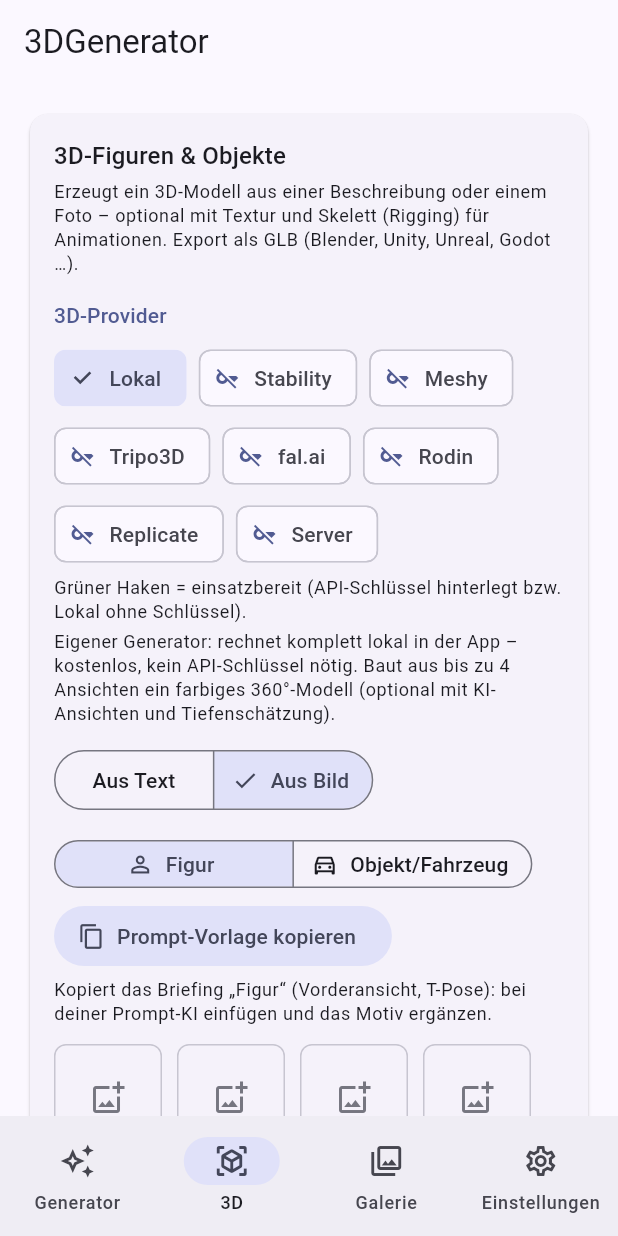
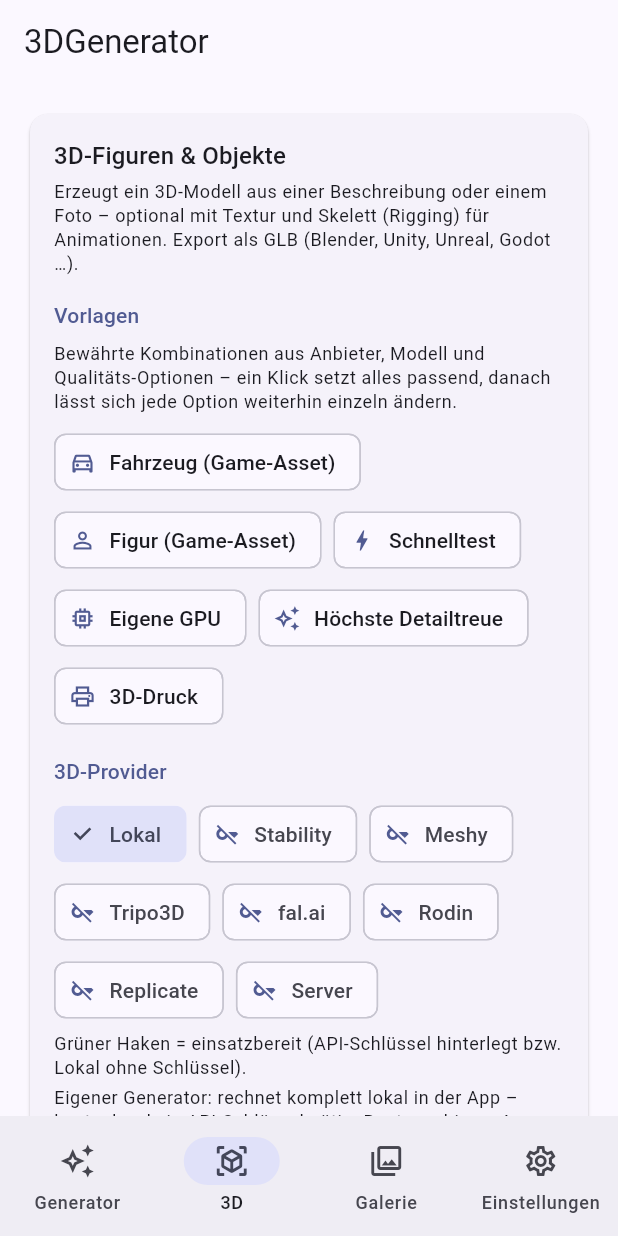
Before and after one commit to Alex1977-code/Bildgenerator, a Flutter app: the screen it shows after launch, item 2 of the bottom bar chosen, on a phone screen of 412 x 824 dp. Run offline on Flutter 3.47's test engine with Material 3 defaults, Android fonts, the phone set to English and light mode, and no system bars; our stand-ins replace flutter_secure_storage, image_picker, pdf, share_plus, shared_preferences, web; missing offline and left inert: dart:js_interop, desktop_drop, file_selector.

Commit message:
Vorlagen für bewährte 3D-Einstellungen
Ein Klick setzt Anbieter, Modell und alle Qualitäts-Optionen auf eine
erprobte Kombination – danach bleibt jede Option einzeln änderbar:

- „Fahrzeug (Game-Asset)“: Rodin Gen-2.5 High, Quads ≈ 10.000
  Polygone, Fahrzeug-Rig mit Rad-Erkennung, Symmetrisieren an
- „Figur (Game-Asset)“: Rodin Gen-2.5 High mit T/A-Pose, Quads
  ≈ 30.000 Polygone, Zweibeiner-Skelett
- „Schnelltest“: fal.ai TRELLIS aus einem Bild (wenige Cent)
- „Eigene GPU“: eigener Server (TripoSR/TRELLIS)
- „Höchste Detailtreue“: Meshy 7 mit Ultra Mode und Quad-Topologie
- „3D-Druck“: lokaler Generator, 128er-Raster, KI-Tiefenkarten,
  ohne Skelett

Vorlagen-Leiste sitzt ganz oben im 3D-Tab; ein fehlender Zugang wird
sofort gemeldet statt erst beim Generieren, und ein Wechsel zwischen
Figur und Objekt verwirft die automatisch erzeugte Vorderansicht.

Co-Authored-By: Claude <noreply@anthropic.com>
Claude-Session: https://claude.ai/code/session_01X62YrZoYAAA7b7wtJTmR84

```diff
--- a/lib/screens/three_d_screen.dart
+++ b/lib/screens/three_d_screen.dart
@@ -177,6 +177,140 @@ class _ThreeDScreenState extends State<ThreeDScreen> {
   /// Textur-Modus des lokalen Generators: hochauflösender Atlas
   /// (2048/1024 px) oder kompakte Vertex-Farben.
   String _localTextureMode = 'atlas2048';
+
+  /// Zuletzt angewendete Vorlage (nur zur Anzeige – danach lassen
+  /// sich alle Optionen weiterhin einzeln ändern).
+  String? _lastPreset;
+
+  /// Bewährte Voreinstellungen: (Kennung, Name, Symbol, 3D-Provider,
+  /// Kurzbeschreibung). Eine Vorlage setzt Provider, Modell und alle
+  /// Qualitäts-Optionen in einem Rutsch auf eine erprobte Kombination.
+  static const _presets = <(String, String, IconData, String, String)>[
+    (
+      'vehicle',
+      'Fahrzeug (Game-Asset)',
+      Icons.directions_car_outlined,
+      'rodin',
+      'Rodin Gen-2.5 High, Quad-Netz mit ca. 10.000 Polygonen, '
+          'Fahrzeug-Rig mit automatischer Rad-Erkennung, symmetrisiert'
+    ),
+    (
+      'figure',
+      'Figur (Game-Asset)',
+      Icons.person_outline,
+      'rodin',
+      'Rodin Gen-2.5 High mit T/A-Pose, Quad-Netz mit ca. 30.000 '
+          'Polygonen, Zweibeiner-Skelett aus dem eigenen Auto-Rigger'
+    ),
+    (
+      'quicktest',
+      'Schnelltest',
+      Icons.bolt_outlined,
+      'fal',
+      'fal.ai TRELLIS aus einem Bild – wenige Cent pro Lauf, ideal '
+          'zum Ausprobieren von Beschreibung und Ansicht'
+    ),
+    (
+      'owngpu',
+      'Eigene GPU',
+      Icons.memory,
+      'selfhost',
+      'Eigener Server (TripoSR/TRELLIS) – kostet nur Strom, alle '
+          'Bilder bleiben auf dem eigenen PC'
+    ),
+    (
+      'topquality',
+      'Höchste Detailtreue',
+      Icons.auto_awesome_outlined,
+      'meshy',
+      'Meshy 7 mit Ultra Mode und Quad-Topologie – die schärfsten '
+          'Texturen, dafür der teuerste Lauf'
+    ),
+    (
+      'print3d',
+      '3D-Druck',
+      Icons.print_outlined,
+      'local',
+      'Lokaler Generator mit 128er-Raster und KI-Tiefenkarten, ohne '
+          'Skelett – geschlossene Form für den Druck-Export'
+    ),
+  ];
+
+  /// Wendet eine Vorlage an. Danach bleibt alles weiterhin einzeln
+  /// änderbar – die Vorlage ist nur ein guter Startpunkt.
+  void _applyPreset(String id) {
+    final settings = context.read<SettingsService>();
+    final preset = _presets.firstWhere((p) => p.$1 == id);
+    final previousSubject = _promptSubject;
+    settings.setThreeDProvider(preset.$4);
+    setState(() {
+      _lastPreset = id;
+      // Gemeinsame Grundlage aller Vorlagen.
+      _texture = true;
+      _pbr = true;
+      _refineProjectTexture = true;
+      _refineSymmetrize = false;
+      _tPose = false;
+      _falCustomCtrl.clear();
+      _replicateCustomCtrl.clear();
+      switch (id) {
+        case 'vehicle':
+          _promptSubject = 'object';
+          _rigging = true;
+          _rigType = 'vehicle';
+          _rodinTier = 'Gen-2.5-High';
+          _rodinQuad = true;
+          _rodinPolycount = 10000;
+          // Fahrzeuge sind symmetrisch – die vom Foto abgewandte
+          // Hälfte gewinnt dadurch deutlich.
+          _refineSymmetrize = true;
+        case 'figure':
+          _promptSubject = 'figure';
+          _rigging = true;
+          _rigType = 'biped';
+          _rodinTier = 'Gen-2.5-High';
+          _rodinQuad = true;
+          _rodinPolycount = 30000;
+        case 'quicktest':
+          _falModel = 'fal-ai/trellis';
+          _rigging = false;
+        case 'owngpu':
+          _rigging = false;
+        case 'topquality':
+          _meshyAiModel = 'meshy-7';
+          _meshyUltra = true;
+          _quadTopology = true;
+          _meshyPolycount = 0;
+          _symmetryMode = 'auto';
+          _rigging = false;
+        case 'print3d':
+          _rigging = false;
+          _localResolution = 128;
+          _localSmoothing = 3;
+          _localTargetTriangles = 0;
+          _localDepthAi = true;
+          _localSurface = 'matt';
+      }
+      // Figur und Objekt brauchen unterschiedliche Ansichten – eine
+      // automatisch erzeugte Kachel würde sonst still weiterverwendet.
+      if (_promptSubject != previousSubject &&
+          _views['front']?.name == 'ansicht_Vorn.png') {
+        _views['front'] = null;
+      }
+    });
+    // Fehlenden Zugang sofort melden statt erst beim Generieren.
+    final access = switch (preset.$4) {
+      'rodin' => settings.rodinApiKey,
+      'fal' => settings.falApiKey,
+      'meshy' => settings.meshyApiKey,
+      'selfhost' => settings.selfHostUrl,
+      _ => 'ok',
+    };
+    final missing = (access ?? '').trim().isEmpty;
+    _showSnack('Vorlage „${preset.$2}“: ${preset.$5}.'
+        '${missing ? ' Achtung: Der Zugang für diesen Anbieter fehlt '
+            'noch – bitte in den Einstellungen hinterlegen.' : ''}');
+  }
 
   /// Oberflächen-Vorwahlen (PBR): (Wert, Name, Metall, Rauheit).
   static const _surfaceOptions = [
@@ -1778,6 +1912,40 @@ class _ThreeDScreenState extends State<ThreeDScreen> {
                   'Godot …).',
                   style: theme.textTheme.bodySmall,
                 ),
+                const SectionLabel('Vorlagen'),
+                Text(
+                  'Bewährte Kombinationen aus Anbieter, Modell und '
+                  'Qualitäts-Optionen – ein Klick setzt alles passend, '
+                  'danach lässt sich jede Option weiterhin einzeln '
+                  'ändern.',
+                  style: theme.textTheme.bodySmall,
+                ),
+                const SizedBox(height: 8),
+                Wrap(
+                  spacing: 8,
+                  runSpacing: 4,
+                  children: [
+                    for (final preset in _presets)
+                      ActionChip(
+                        avatar: Icon(preset.$3, size: 18),
+                        label: Text(preset.$2),
+                        onPressed:
+                            _running ? null : () => _applyPreset(preset.$1),
+                      ),
+                  ],
+                ),
+                if (_lastPreset != null) ...[
+                  const SizedBox(height: 6),
+                  Builder(builder: (context) {
+                    final preset = _presets
+                        .firstWhere((p) => p.$1 == _lastPreset);
+                    return Text(
+                      'Zuletzt angewendet: ${preset.$2} – ${preset.$5}.',
+                      style: theme.textTheme.bodySmall?.copyWith(
+                          color: theme.colorScheme.primary),
+                    );
+                  }),
+                ],
                 const SectionLabel('3D-Provider'),
                 Builder(builder: (context) {
                   // Grüner Haken = einsatzbereit (Schlüssel hinterlegt
```
Also changed, not shown: 1 other file.
